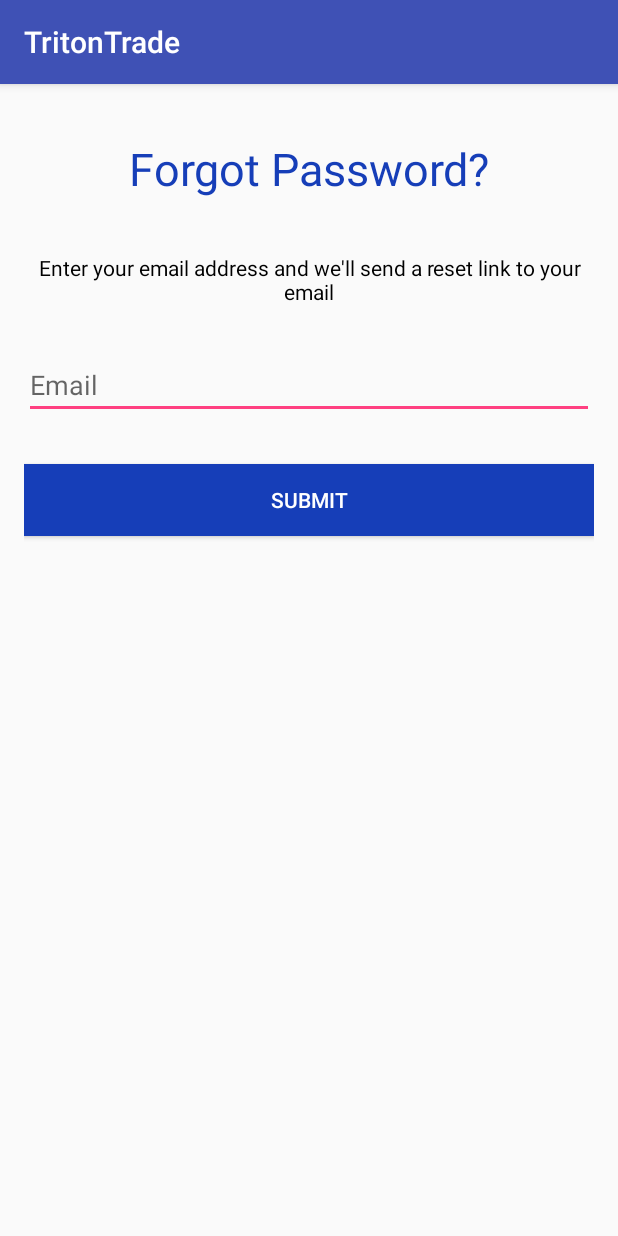
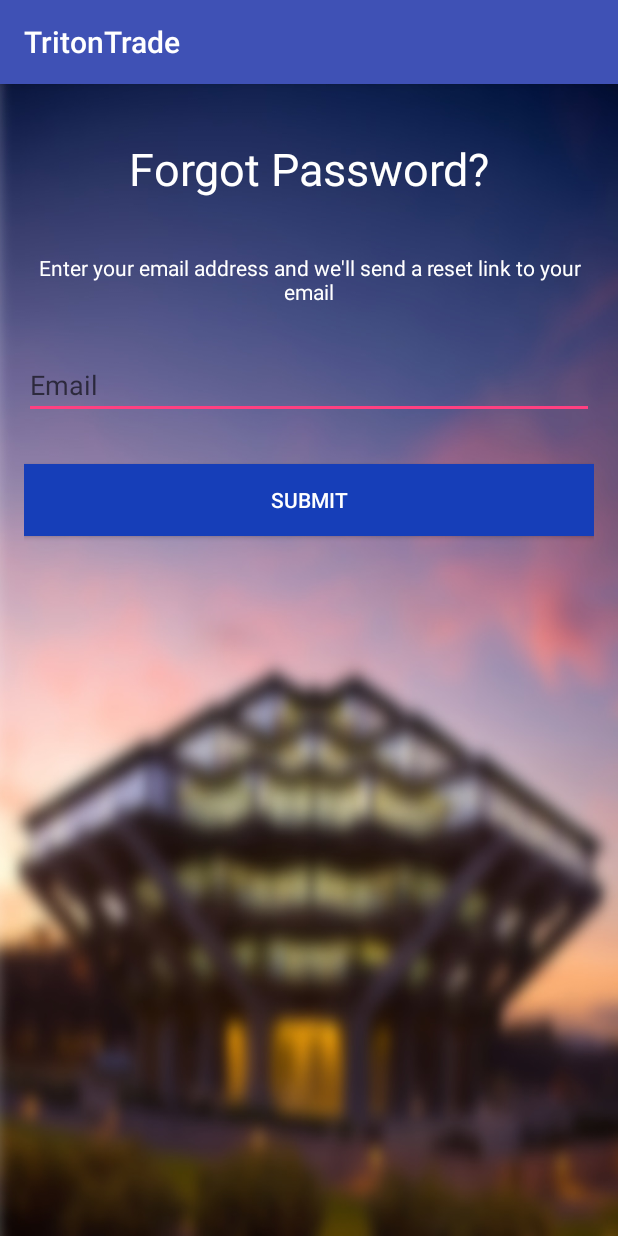
Before and after one commit to FrankSpitulski/TritonTrade, an Android app: the ForgotPassword screen opened directly, with no data from a screen before it, on a phone screen of 412 x 824 dp. Run offline under Robolectric (Android 15) with nearby library versions, the phone set to English and light mode, and no system bars.

Commit message:
Changed forgot password background

```diff
--- a/app/src/main/res/layout/activity_forgot_password.xml
+++ b/app/src/main/res/layout/activity_forgot_password.xml
@@ -8,7 +8,8 @@
     android:paddingLeft="@dimen/activity_horizontal_margin"
     android:paddingRight="@dimen/activity_horizontal_margin"
     android:paddingTop="@dimen/activity_vertical_margin"
-    tools:context="com.tmnt.tritontrade.view.ForgotPassword">
+    tools:context="com.tmnt.tritontrade.view.ForgotPassword"
+    android:background="@drawable/blurred_geisel">
 
     <LinearLayout
         android:orientation="vertical"
@@ -25,7 +26,7 @@
             android:textSize="30sp"
             android:layout_alignParentTop="true"
             android:layout_centerHorizontal="true"
-            android:textColor="#163EB8"
+            android:textColor="@android:color/white"
             android:textAlignment="center"
             android:layout_margin="20dp" />
 
@@ -38,7 +39,7 @@
             android:textAlignment="center"
             android:layout_below="@+id/textView"
             android:layout_alignParentStart="true"
-            android:textColor="@android:color/black" />
+            android:textColor="@android:color/white" />
 
         <EditText
             android:layout_width="match_parent"
```
